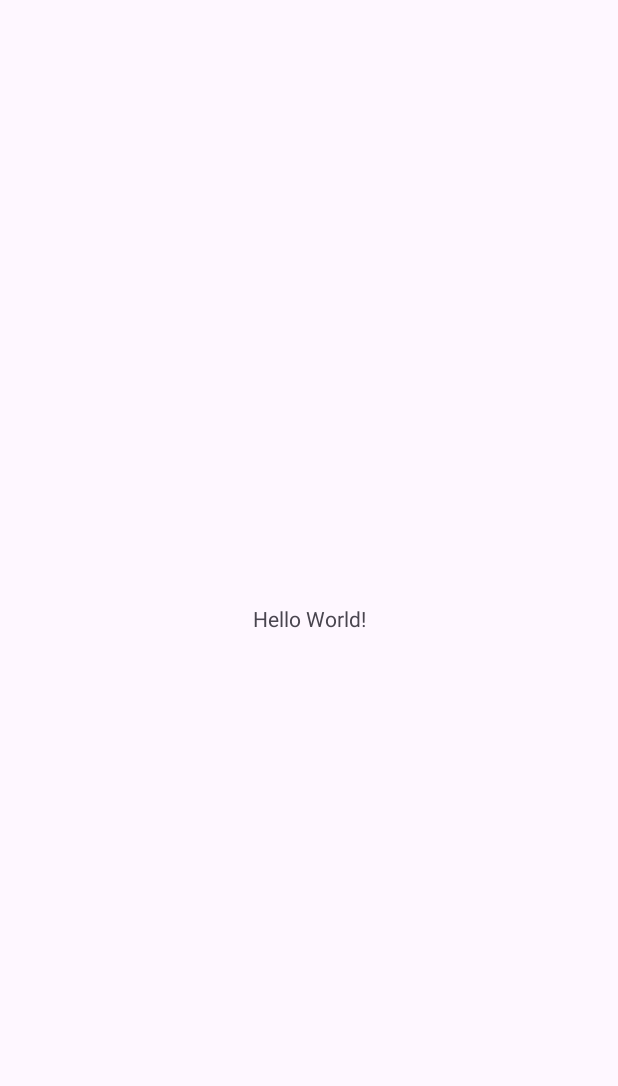
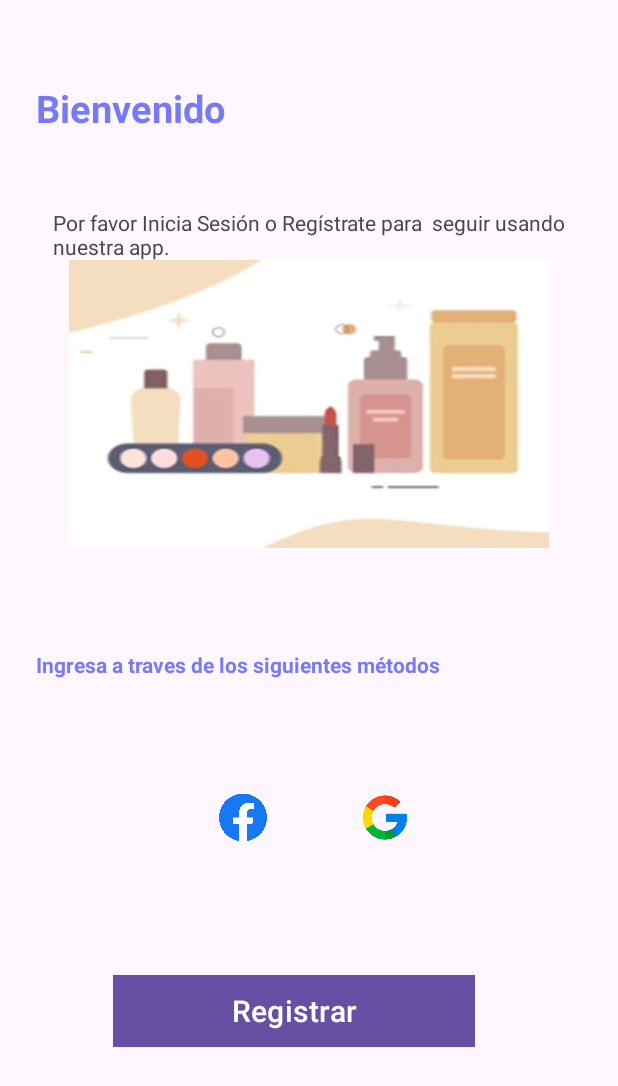
Before and after one commit to Judith14D/Boutique, an Android app: the screen it shows after launch (MainActivity), on a phone screen of 412 x 824 dp. Before the commit the part shown is almost empty. Shown: the top 1086 px of the screen. Run offline under Robolectric (Android 15) with nearby library versions, the phone set to English and light mode, and no system bars.

Commit message:
Interfaz actitvity main

```diff
--- a/app/src/main/res/layout/activity_main.xml
+++ b/app/src/main/res/layout/activity_main.xml
@@ -5,15 +5,108 @@
     android:id="@+id/main"
     android:layout_width="match_parent"
     android:layout_height="match_parent"
+    android:paddingHorizontal="10dp"
+    android:paddingVertical="10dp"
     tools:context=".MainActivity">
 
     <TextView
+        android:id="@+id/tvBienvenido"
         android:layout_width="wrap_content"
         android:layout_height="wrap_content"
-        android:text="Hello World!"
+        android:layout_marginStart="24dp"
+        android:layout_marginTop="26dp"
+        android:layout_marginBottom="20dp"
+        android:text="Bienvenido"
+        android:textColor="#777AF5"
+        android:textSize="25sp"
+        android:textStyle="bold"
+        app:layout_constraintBottom_toTopOf="@+id/tvBienvenida2"
+        app:layout_constraintStart_toStartOf="parent"
+        app:layout_constraintTop_toTopOf="parent" />
+
+    <TextView
+        android:id="@+id/tvBienvenida2"
+        android:layout_width="341dp"
+        android:layout_height="45dp"
+        android:layout_marginStart="26dp"
+        android:layout_marginEnd="26dp"
+        android:layout_marginBottom="611dp"
+        android:text="Por favor Inicia Sesión o Regístrate para  seguir usando nuestra app."
         app:layout_constraintBottom_toBottomOf="parent"
         app:layout_constraintEnd_toEndOf="parent"
         app:layout_constraintStart_toStartOf="parent"
-        app:layout_constraintTop_toTopOf="parent" />
+        app:layout_constraintTop_toBottomOf="@+id/tvBienvenido" />
 
+    <ImageView
+        android:id="@+id/imageView"
+        android:layout_width="388dp"
+        android:layout_height="192dp"
+        android:layout_marginStart="6dp"
+        android:layout_marginTop="147dp"
+        android:layout_marginEnd="6dp"
+        android:layout_marginBottom="42dp"
+        app:layout_constraintBottom_toTopOf="@+id/textView3"
+        app:layout_constraintEnd_toEndOf="parent"
+        app:layout_constraintStart_toStartOf="parent"
+        app:layout_constraintTop_toTopOf="parent"
+        app:srcCompat="@drawable/imagen_banner" />
+
+    <ImageView
+        android:id="@+id/imageView2"
+        android:layout_width="32dp"
+        android:layout_height="38dp"
+        android:layout_marginStart="144dp"
+        android:layout_marginEnd="60dp"
+        android:layout_marginBottom="60dp"
+        app:layout_constraintBottom_toTopOf="@+id/btnRegistrar"
+        app:layout_constraintEnd_toStartOf="@+id/imageView3"
+        app:layout_constraintStart_toStartOf="parent"
+        app:layout_constraintTop_toBottomOf="@+id/textView3"
+        app:srcCompat="@drawable/ic_facebook" />
+
+    <ImageView
+        android:id="@+id/imageView3"
+        android:layout_width="32dp"
+        android:layout_height="38dp"
+        android:layout_marginTop="65dp"
+        android:layout_marginEnd="137dp"
+        android:layout_marginBottom="59dp"
+        app:layout_constraintBottom_toTopOf="@+id/btnRegistrar"
+        app:layout_constraintEnd_toEndOf="parent"
+        app:layout_constraintStart_toEndOf="@+id/imageView2"
+        app:layout_constraintTop_toTopOf="@+id/textView3"
+        app:srcCompat="@drawable/ic_google" />
+
+    <TextView
+        android:id="@+id/textView3"
+        android:layout_width="343dp"
+        android:layout_height="26dp"
+        android:layout_marginStart="24dp"
+        android:layout_marginEnd="24dp"
+        android:layout_marginBottom="40dp"
+        android:text="Ingresa a traves de los siguientes métodos"
+        android:textColor="#777AF5"
+        android:textStyle="bold"
+        app:layout_constraintBottom_toTopOf="@+id/imageView2"
+        app:layout_constraintEnd_toEndOf="parent"
+        app:layout_constraintHorizontal_bias="0.0"
+        app:layout_constraintStart_toStartOf="parent"
+        app:layout_constraintTop_toBottomOf="@+id/imageView" />
+
+    <Button
+        android:id="@+id/btnRegistrar"
+        android:layout_width="241dp"
+        android:layout_height="wrap_content"
+        android:layout_marginStart="49dp"
+        android:layout_marginEnd="49dp"
+        android:layout_marginBottom="100dp"
+        android:background="#777AF5"
+        android:backgroundTint="#777AF5"
+        android:onClick="sendRegistro"
+        android:text="Registrar"
+        android:textSize="20sp"
+        app:layout_constraintBottom_toBottomOf="parent"
+        app:layout_constraintEnd_toEndOf="@+id/textView3"
+        app:layout_constraintStart_toStartOf="@+id/textView3"
+        app:layout_constraintTop_toBottomOf="@+id/imageView2" />
 </androidx.constraintlayout.widget.ConstraintLayout>
```
Also changed, not shown: app/src/main/res/drawable/ic_facebook.png (added), app/src/main/res/drawable/ic_google.png (added), app/src/main/res/drawable/imagen_banner.jpg (added), 1 other file.
